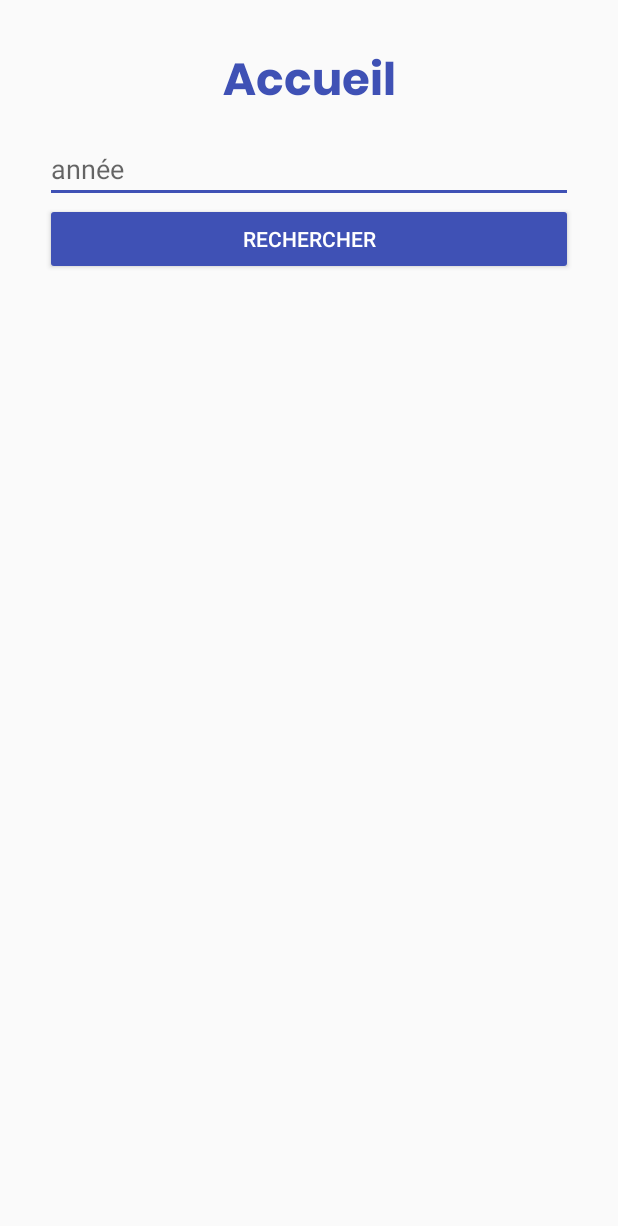
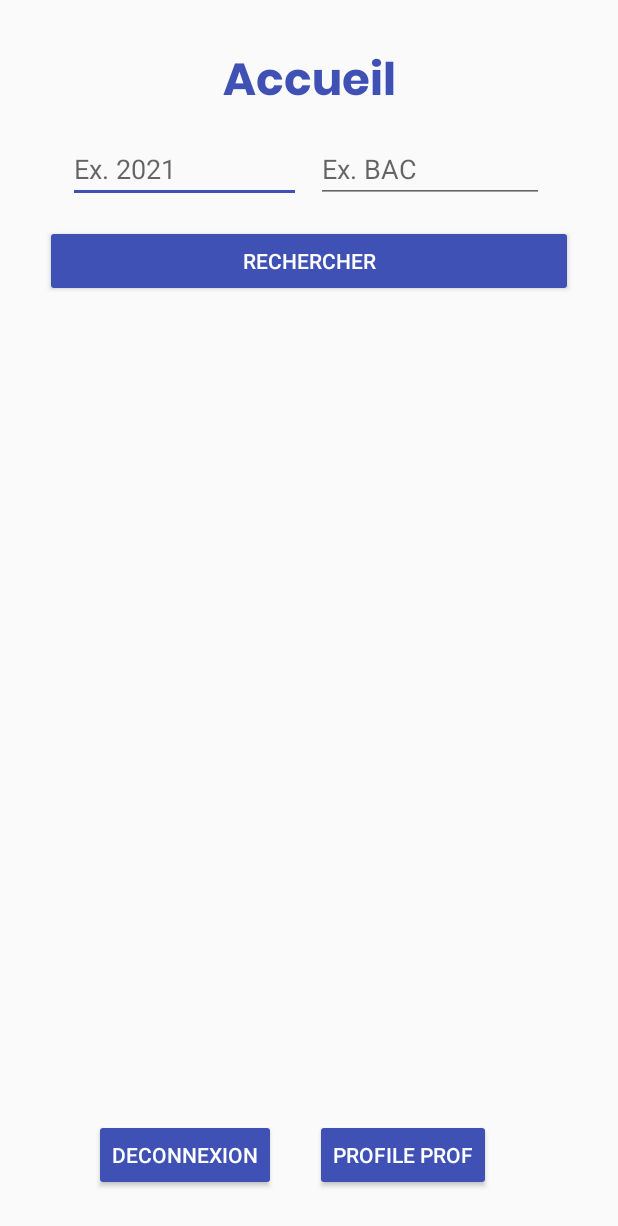
Before and after one commit to dubosqN/rostand-visit, an Android app: the prof_accueil screen opened directly, with no data from a screen before it, on a phone screen of 412 x 824 dp. Shown: the top 1226 px of the screen. Run offline under Robolectric (Android 15) with nearby library versions, the phone set to English and light mode, and no system bars; our stand-ins replace Volley; network calls fail.

Commit message:
Stat + recherche

```diff
--- a/app/src/main/java/com/example/Login.java
+++ b/app/src/main/java/com/example/Login.java
@@ -24,8 +24,8 @@ public class Login extends AppCompatActivity {
 
     private TextInputEditText textInputEditTextUsername, textInputEditTextPassword;
     private String username, password;
-    private String URL = "http://192.168.0.22/android/rostand-visit/login.php";
-    //private String URL = "http://172.30.31.1/rostand-visit/login.php";
+    //private String URL = "http://192.168.0.22/android/rostand-visit/login.php";
+    private String URL = "http://172.30.31.1/rostand-visit/login.php";
     @Override
     protected void onCreate(Bundle savedInstanceState) {
         super.onCreate(savedInstanceState);
--- a/app/src/main/java/com/example/etudiant_form.java
+++ b/app/src/main/java/com/example/etudiant_form.java
@@ -58,8 +58,8 @@ public class etudiant_form extends AppCompatActivity implements AdapterView.OnIt
     Map<String, String> sectionMap = new HashMap<String, String>();
 
     RequestQueue requestQueue;
-    String url_add = "http://192.168.0.22/rostand-visit/add_etudiant.php";
-    //String url_add = "http://172.30.31.1/rostand-visit/add_etudiant.php";
+    //String url_add = "http://192.168.0.22/rostand-visit/add_etudiant.php";
+    String url_add = "http://172.30.31.1/rostand-visit/add_etudiant.php";
 
 
 
@@ -84,8 +84,8 @@ public class etudiant_form extends AppCompatActivity implements AdapterView.OnIt
         spinnerSection = findViewById(R.id.spinner_section);
 
 
-        String url = "http://192.168.0.22/android/rostand-visit/specialite.php";
-        //String url = "http://172.30.31.1/rostand-visit/specialite.php";
+        //String url = "http://192.168.0.22/android/rostand-visit/specialite.php";
+        String url = "http://172.30.31.1/rostand-visit/specialite.php";
 
         JsonObjectRequest jsonObjectRequest = new JsonObjectRequest(Request.Method.POST,
                 url, null, new Response.Listener<JSONObject>() {
@@ -197,8 +197,8 @@ public class etudiant_form extends AppCompatActivity implements AdapterView.OnIt
         if(adapterView.getId() == R.id.spinner_specialites){
             optionsList.clear();
             String selectedSpecialites = adapterView.getSelectedItem().toString();
-            //String url = "http://172.30.31.1/rostand-visit/option.php?specialite_libelle="+ selectedSpecialites;
-            String url = "http://192.168.0.22/android/rostand-visit/option.php?specialite_libelle="+ selectedSpecialites;
+            String url = "http://172.30.31.1/rostand-visit/option.php?specialite_libelle="+ selectedSpecialites;
+            //String url = "http://192.168.0.22/android/rostand-visit/option.php?specialite_libelle="+ selectedSpecialites;
             requestQueue = Volley.newRequestQueue(this);
             JsonObjectRequest jsonObjectRequest = new JsonObjectRequest(Request.Method.POST,
                     url, null, new Response.Listener<JSONObject>() {
--- a/app/src/main/java/com/example/prof_accueil.java
+++ b/app/src/main/java/com/example/prof_accueil.java
@@ -1,14 +1,17 @@
 package com.example;
 
 import android.app.ProgressDialog;
+import android.content.Intent;
 import android.os.Bundle;
 import android.util.Log;
 import android.view.View;
+import android.view.inputmethod.InputMethodManager;
 import android.widget.Button;
 import android.widget.EditText;
 import android.widget.ListAdapter;
 import android.widget.ListView;
 import android.widget.SimpleAdapter;
+import android.widget.TextView;
 import android.widget.Toast;
 
 import androidx.appcompat.app.AppCompatActivity;
@@ -30,33 +33,38 @@ import java.util.HashMap;
 import java.util.Map;
 
 public class prof_accueil extends AppCompatActivity {
-    EditText editTextannee;
+    //private static String url = "http://192.168.0.22/android/rostand-visit/select_etudiants.php";
+    private static String url = "http://172.30.31.1/rostand-visit/select_etudiants.php";
+
+    TextView nbEtudiants;
+    EditText editTextannee, editTextDiplome;
     Button buttonfetch;
+    ListView lvEtudiant;
+    String annee;
+    String id, nom, prenom, mail, etablissement, diplome, visite, specialite;
+    ProgressDialog mProgressDialog;
 
-    ListView lvEtudiant;
-    //année
-    String annee;
-    String id, nom, prenom, mail, etablissement, section , visite, specialite;
-    ProgressDialog mProgressDialog;
-    private static String url = "http://192.168.0.22/android/rostand-visit/select_etudiants.php";
 
-    public static final String KEY_NAME = "name";
-    public static final String KEY_CITY = "city";
-    public static final String KEY_COUNTRY = "country";
 
     @Override
     protected void onCreate(Bundle savedInstanceState) {
         super.onCreate(savedInstanceState);
         setContentView(R.layout.activity_prof_accueil);
 
-        editTextannee = (EditText)findViewById(R.id.etAnnee);
-        buttonfetch = (Button)findViewById(R.id.btnfetch);
+        editTextannee = findViewById(R.id.etAnnee);
+        editTextDiplome = findViewById(R.id.etDiplome);
+        buttonfetch = findViewById(R.id.btnfetch);
         lvEtudiant = findViewById(R.id.lvEtudiant);
+        nbEtudiants = findViewById(R.id.accueil_prof_nb_etu);
         buttonfetch.setOnClickListener(new View.OnClickListener() {
             @Override
             public void onClick(View view) {
 
                 annee = editTextannee.getText().toString().trim();
+                diplome = editTextDiplome.getText().toString().trim();
+
+                InputMethodManager imm = (InputMethodManager)getSystemService(prof_accueil.INPUT_METHOD_SERVICE);
+                imm.hideSoftInputFromWindow(editTextannee.getWindowToken(), 0);
 
                 if (annee.equals("")){
                     Toast.makeText(prof_accueil.this, "Entrez une année.", Toast.LENGTH_SHORT).show();
@@ -72,6 +80,7 @@ public class prof_accueil extends AppCompatActivity {
     private void GetMatchData() {
 
         annee = editTextannee.getText().toString().trim();
+        diplome = editTextDiplome.getText().toString().trim();
 
         mProgressDialog = new ProgressDialog(prof_accueil.this);
         mProgressDialog.setProgressStyle(ProgressDialog.STYLE_HORIZONTAL);
@@ -105,12 +114,14 @@ public class prof_accueil extends AppCompatActivity {
                     @Override
                     public void onErrorResponse(VolleyError error) {
                         Toast.makeText(prof_accueil.this, ""+error, Toast.LENGTH_LONG).show();
+                        mProgressDialog.dismiss();
                     }
                 }) {
             @Override
             protected Map<String, String> getParams() throws AuthFailureError {
                 Map<String, String> map = new HashMap<String, String>();
                 map.put("etudiant_annee", annee);
+                map.put("etudiant_diplome", diplome);
                 return map;
             }
         };
@@ -153,10 +164,12 @@ public class prof_accueil extends AppCompatActivity {
                 list.add(etudiants);
 
             }
-
+            Log.d("Nb", "Nombre " + list.size());
+            nbEtudiants.setText("Résultat de la recherche: " + list.size() + " étudiant(e)s.");
 
         } catch (JSONException e) {
             e.printStackTrace();
+            nbEtudiants.setText("Vérifiez vos critères de recherche...");
         }
         ListAdapter adapter = new SimpleAdapter(
                 prof_accueil.this, list, R.layout.single_item,
@@ -167,5 +180,18 @@ public class prof_accueil extends AppCompatActivity {
 
     }
 
+    public void logout(View view){
+        Intent intent = new Intent(this, garde.class);
+        startActivity(intent);
+        finish();
+    }
+
+    public void profile(View view){
+        Intent intent = new Intent(this, update_password.class);
+        startActivity(intent);
+        finish();
+    }
+
+
 
 }
--- /dev/null
+++ b/app/src/main/java/com/example/update_password.java
@@ -0,0 +1,14 @@
+package com.example;
+
+import androidx.appcompat.app.AppCompatActivity;
+
+import android.os.Bundle;
+
+public class update_password extends AppCompatActivity {
+
+    @Override
+    protected void onCreate(Bundle savedInstanceState) {
+        super.onCreate(savedInstanceState);
+        setContentView(R.layout.activity_update_password);
+    }
+}
--- a/app/src/main/res/layout/activity_prof_accueil.xml
+++ b/app/src/main/res/layout/activity_prof_accueil.xml
@@ -22,57 +22,110 @@
         app:layout_constraintStart_toStartOf="parent"
         app:layout_constraintTop_toTopOf="parent" />
 
-<!--    <Spinner
-        android:id="@+id/spinner_annee"
-        android:fontFamily="@font/poppinsmedium"
-        android:theme="@style/AppTheme"
-        android:layout_width="match_parent"
-        android:layout_height="wrap_content"
-        android:layout_marginLeft="30dp"
-        android:layout_marginRight="30dp"
-        android:layout_marginTop="10dp"
-        android:layout_marginBottom="10dp"
-        app:layout_constraintTop_toBottomOf="@+id/accueil_prof"
-        />-->
-
-
-    <EditText
-        android:id="@+id/etAnnee"
-        android:theme="@style/AppTheme"
+    <Button
+        android:id="@+id/btnfetch"
+        style="@style/Widget.AppCompat.Button.Colored"
         android:layout_width="match_parent"
         android:layout_height="wrap_content"
         android:layout_marginStart="30dp"
         android:layout_marginTop="8dp"
         android:layout_marginEnd="30dp"
-        android:hint="année"
-        app:layout_constraintEnd_toEndOf="parent"
-        app:layout_constraintHorizontal_bias="1.0"
-        app:layout_constraintStart_toEndOf="@+id/lvEtudiant"
-        app:layout_constraintTop_toBottomOf="@id/accueil_prof" />
-
-    <Button
-        android:id="@+id/btnfetch"
-        android:layout_width="match_parent"
-        android:layout_height="wrap_content"
+        android:text="Rechercher"
         android:theme="@style/AppTheme"
-        style="@style/Widget.AppCompat.Button.Colored"
-        android:layout_marginStart="30dp"
-        android:layout_marginEnd="30dp"
-        android:text="Rechercher"
         app:layout_constraintEnd_toEndOf="parent"
         app:layout_constraintStart_toStartOf="parent"
-        app:layout_constraintTop_toBottomOf="@+id/etAnnee" />
+        app:layout_constraintTop_toBottomOf="@+id/etlLayout" />
 
     <ListView
         android:id="@+id/lvEtudiant"
-        android:layout_width="413dp"
-        android:layout_height="494dp"
+        android:layout_width="406dp"
+        android:layout_height="349dp"
         android:layout_marginStart="30dp"
         android:layout_marginEnd="30dp"
         app:layout_constraintEnd_toEndOf="parent"
         app:layout_constraintStart_toStartOf="parent"
-        app:layout_constraintTop_toBottomOf="@+id/btnfetch">
+        app:layout_constraintTop_toBottomOf="@+id/accueil_prof_nb_etu"></ListView>
 
-    </ListView>
+    <LinearLayout
+        android:id="@+id/etlLayout"
+
+        android:layout_width="341dp"
+        android:layout_height="60dp"
+        android:layout_marginStart="30dp"
+        android:layout_marginEnd="30dp"
+        android:orientation="horizontal"
+        app:layout_constraintEnd_toEndOf="parent"
+        app:layout_constraintStart_toStartOf="parent"
+        app:layout_constraintTop_toBottomOf="@+id/accueil_prof">
+
+        <EditText
+            android:id="@+id/etAnnee"
+            android:layout_width="155dp"
+            android:layout_height="wrap_content"
+            android:layout_marginStart="10dp"
+            android:layout_marginTop="8dp"
+            android:layout_marginEnd="10dp"
+            android:hint="Ex. 2021"
+            android:theme="@style/AppTheme" />
+
+        <EditText
+            android:id="@+id/etDiplome"
+            android:layout_width="152dp"
+            android:layout_height="wrap_content"
+            android:layout_marginTop="8dp"
+            android:layout_marginEnd="10dp"
+            android:hint="Ex. BAC"
+            android:theme="@style/AppTheme" />
+    </LinearLayout>
+
+    <TextView
+        android:id="@+id/accueil_prof_nb_etu"
+        android:layout_width="match_parent"
+        android:layout_height="wrap_content"
+        android:layout_marginStart="30dp"
+        android:layout_marginEnd="30dp"
+        android:fontFamily="@font/poppinsbold"
+        android:gravity="center"
+        android:text=""
+        android:textColor="@color/colorAccent"
+        app:layout_constraintTop_toBottomOf="@+id/btnfetch" />
+
+    <Button
+        android:id="@+id/btnChangePsw"
+        style="@style/Widget.AppCompat.Button.Colored"
+        android:layout_width="wrap_content"
+        android:layout_height="wrap_content"
+        android:layout_marginStart="30dp"
+        android:layout_marginTop="60dp"
+        android:layout_marginEnd="30dp"
+        android:layout_marginBottom="30dp"
+        android:text="Profile prof"
+        android:onClick="profile"
+        android:theme="@style/AppTheme"
+        app:layout_constraintBottom_toBottomOf="parent"
+        app:layout_constraintEnd_toEndOf="parent"
+        app:layout_constraintHorizontal_bias="0.768"
+        app:layout_constraintStart_toStartOf="parent"
+        app:layout_constraintTop_toBottomOf="@+id/lvEtudiant"
+        app:layout_constraintVertical_bias="1.0" />
+
+    <Button
+        android:id="@+id/logout"
+        style="@style/Widget.AppCompat.Button.Colored"
+        android:layout_width="wrap_content"
+        android:layout_height="wrap_content"
+        android:layout_marginStart="30dp"
+        android:layout_marginTop="60dp"
+        android:layout_marginEnd="30dp"
+        android:layout_marginBottom="30dp"
+        android:text="Deconnexion"
+        android:onClick="logout"
+        android:theme="@style/AppTheme"
+        app:layout_constraintBottom_toBottomOf="parent"
+        app:layout_constraintEnd_toEndOf="parent"
+        app:layout_constraintHorizontal_bias="0.142"
+        app:layout_constraintStart_toStartOf="parent"
+        app:layout_constraintTop_toBottomOf="@+id/lvEtudiant"
+        app:layout_constraintVertical_bias="1.0" />
 
 </androidx.constraintlayout.widget.ConstraintLayout>
--- /dev/null
+++ b/app/src/main/res/layout/activity_update_password.xml
@@ -0,0 +1,9 @@
+<?xml version="1.0" encoding="utf-8"?>
+<androidx.constraintlayout.widget.ConstraintLayout xmlns:android="http://schemas.android.com/apk/res/android"
+    xmlns:app="http://schemas.android.com/apk/res-auto"
+    xmlns:tools="http://schemas.android.com/tools"
+    android:layout_width="match_parent"
+    android:layout_height="match_parent"
+    tools:context=".update_password">
+
+</androidx.constraintlayout.widget.ConstraintLayout>
```
Also changed, not shown: app/src/main/AndroidManifest.xml (+8 -5 lines).
